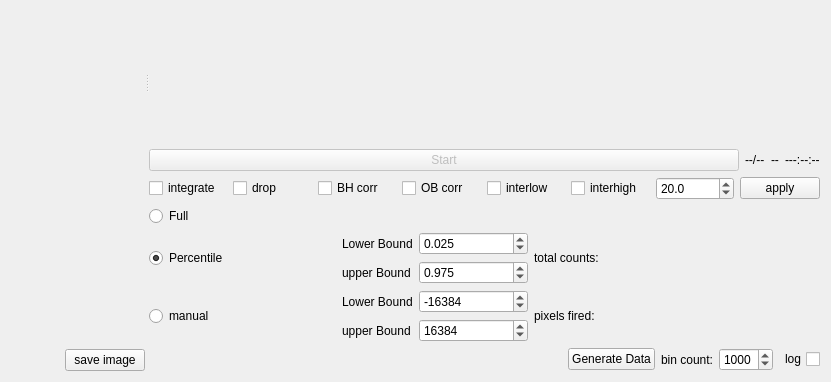
The window that SpidrMpx3Eq/qcstmglvisualization.ui (navrit/dexter) describes before a commit, drawn with Qt 5; both pictures show x 273 to 1104 and y 219 to 601 of the 1104 by 601 pixel window.
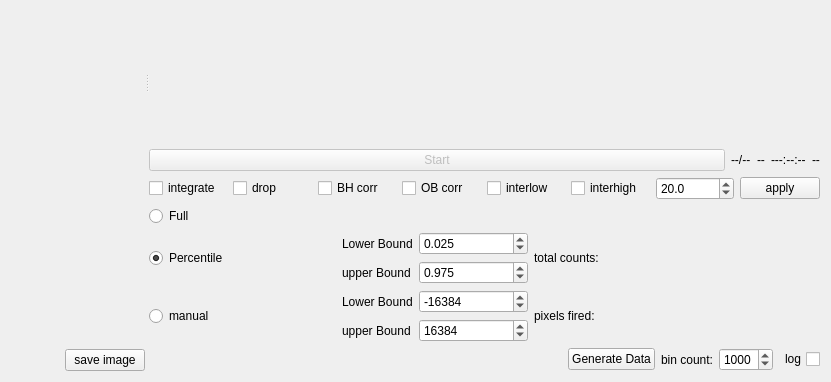
The same window after the commit. Custom widgets are drawn as their Qt base class.

```diff
--- a/SpidrMpx3Eq/qcstmglvisualization.ui
+++ b/SpidrMpx3Eq/qcstmglvisualization.ui
@@ -83,12 +83,18 @@
         <widget class="QCstmPlotHistogram" name="histPlot" native="true"/>
        </item>
        <item>
-        <layout class="QHBoxLayout" name="horizontalLayout_5" stretch="1,0,0,0">
+        <layout class="QHBoxLayout" name="horizontalLayout_5" stretch="1,0,0,0,0">
          <item>
           <widget class="QPushButton" name="startButton">
            <property name="enabled">
             <bool>false</bool>
            </property>
+           <property name="sizePolicy">
+            <sizepolicy hsizetype="Preferred" vsizetype="Fixed">
+             <horstretch>0</horstretch>
+             <verstretch>0</verstretch>
+            </sizepolicy>
+           </property>
            <property name="text">
             <string>Start</string>
            </property>
@@ -115,6 +121,16 @@
            </property>
           </widget>
          </item>
+         <item>
+          <widget class="QLabel" name="lostPacketsLabel">
+           <property name="toolTip">
+            <string>lost packets</string>
+           </property>
+           <property name="text">
+            <string>--</string>
+           </property>
+          </widget>
+         </item>
         </layout>
        </item>
        <item>
```
Left out of the diff: 9 changed lines with no effect on the pictures.
